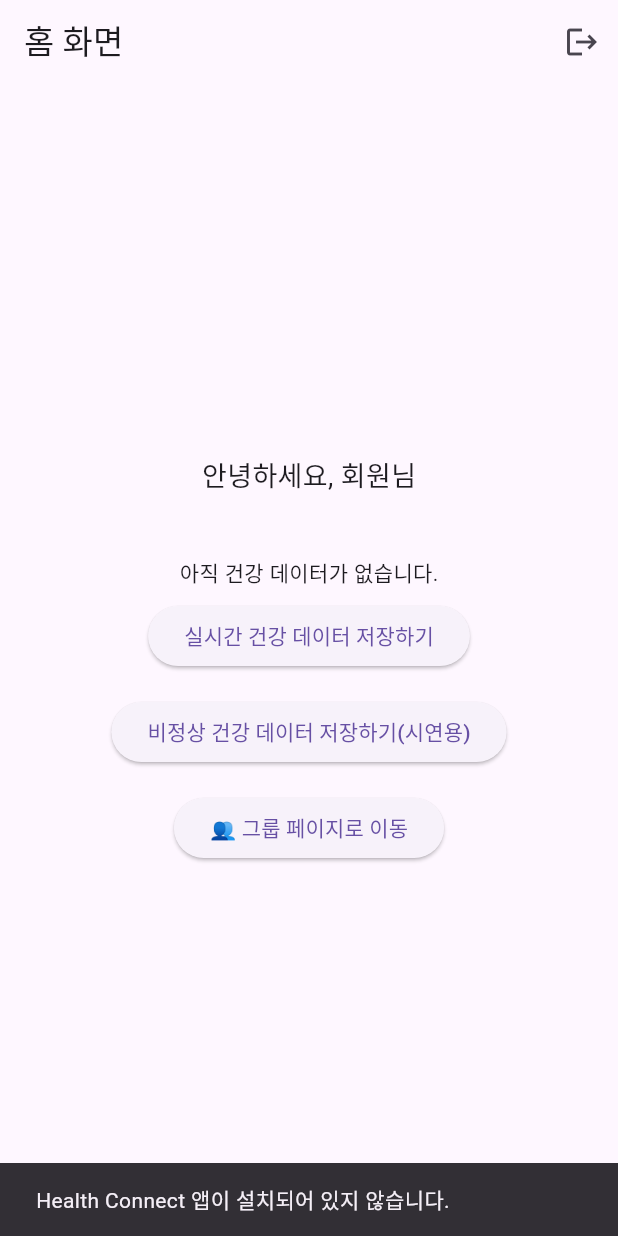
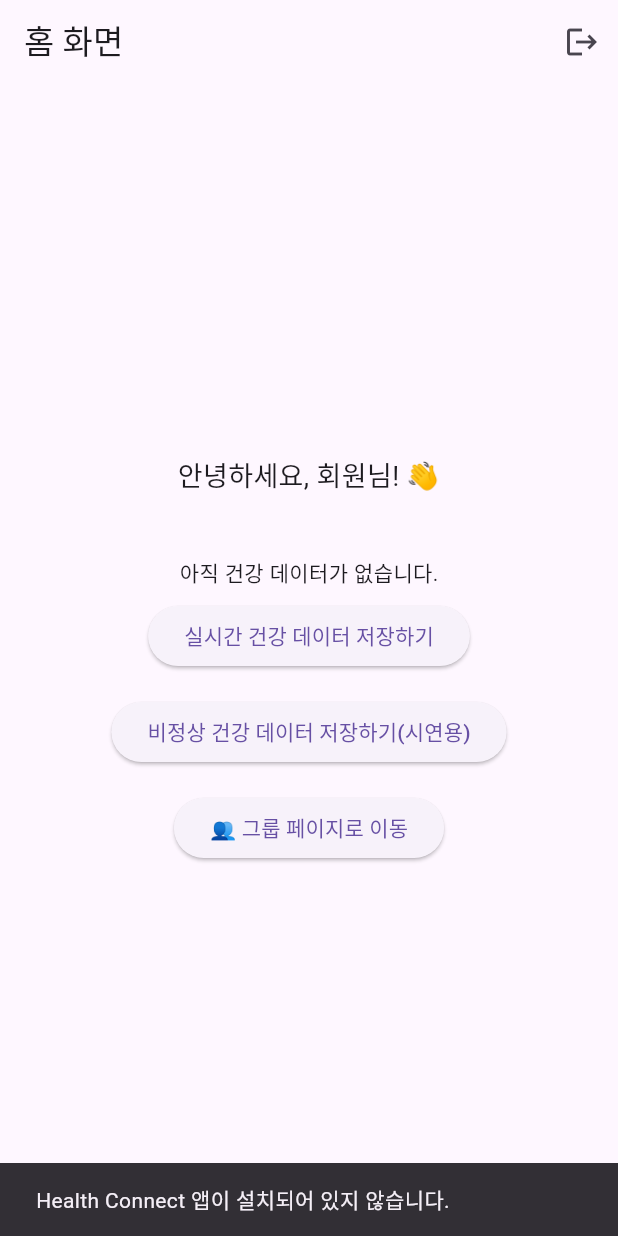
Before and after one commit to shinhwiii/eldercare_app, a Flutter app: the HomeScreen screen opened directly, on a phone screen of 412 x 824 dp. Run offline on Flutter 3.47's test engine with Material 3 defaults, Android fonts, the phone set to English and light mode, and no system bars; our stand-ins replace cloud_firestore, firebase_auth, firebase_core, firebase_messaging, flutter_local_notifications, geocoding and 4 more; missing offline and left inert: android_intent_plus, flutter_background_service, flutter_background_service_android, health; accounts and stored records are empty.

Commit message:
인삿말 수정

```diff
--- a/lib/home_screen.dart
+++ b/lib/home_screen.dart
@@ -439,7 +439,7 @@ class _HomeScreenState extends State<HomeScreen> {
                     Column(
                       children: [
                         // ✅ 보호자: 이메일 표시 없이 간단 인삿말
-                        const Text('안녕하세요 👋 오늘도 활기차게!', style: TextStyle(fontSize: 18)),
+                        const Text('안녕하세요 👋', style: TextStyle(fontSize: 18)),
                         const SizedBox(height: 16),
                         ElevatedButton(
                           onPressed: () {
@@ -467,7 +467,7 @@ class _HomeScreenState extends State<HomeScreen> {
                     Column(
                       children: [
                         // ✅ 사용자: 이름 포함 간단 인삿말
-                        Text('안녕하세요, $displayName님', style: const TextStyle(fontSize: 18)),
+                        Text('안녕하세요, $displayName님! 👋', style: const TextStyle(fontSize: 18)),
                         const SizedBox(height: 16),
 
                         // ✅ 초대 목록 (userData 재사용)
```
